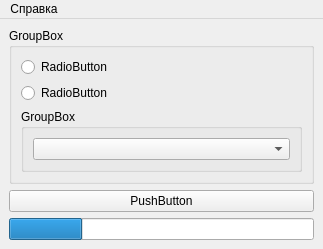
First picture: the form in mainwindow.ui, repository MiBeloz/HW-qt7-4, before the edit.
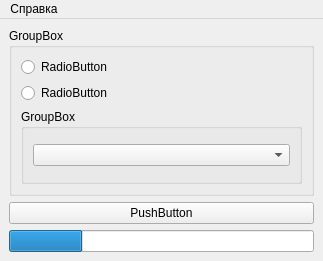
Second picture: the form after the edit.

Patch:
```diff
--- a/mainwindow.ui
+++ b/mainwindow.ui
@@ -7,7 +7,7 @@
     <x>0</x>
     <y>0</y>
     <width>323</width>
-    <height>227</height>
+    <height>261</height>
    </rect>
   </property>
   <property name="windowTitle">
@@ -42,7 +42,14 @@
          </property>
          <layout class="QVBoxLayout" name="verticalLayout_3">
           <item>
-           <widget class="QComboBox" name="cBox_tracks"/>
+           <widget class="QComboBox" name="cBox_tracks">
+            <property name="sizePolicy">
+             <sizepolicy hsizetype="Minimum" vsizetype="Fixed">
+              <horstretch>0</horstretch>
+              <verstretch>0</verstretch>
+             </sizepolicy>
+            </property>
+           </widget>
           </item>
          </layout>
         </widget>
```
Left out of the diff: 2 changed lines with no effect on the pictures.
